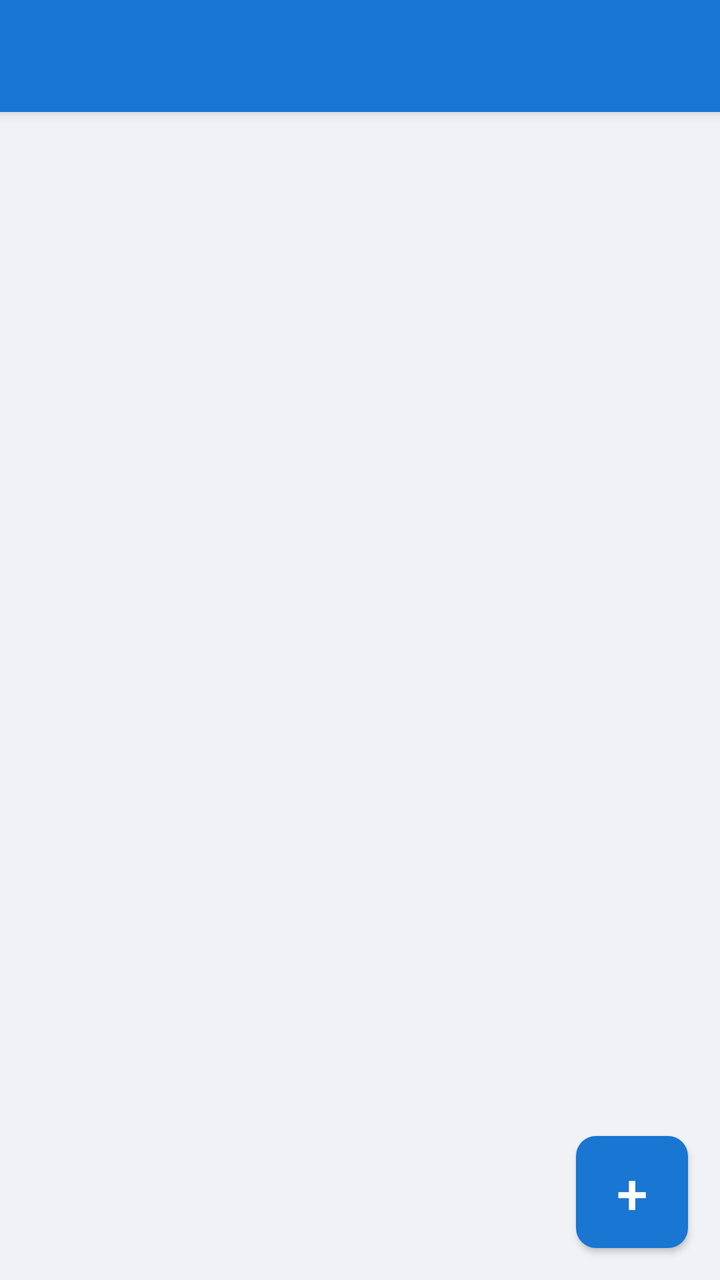
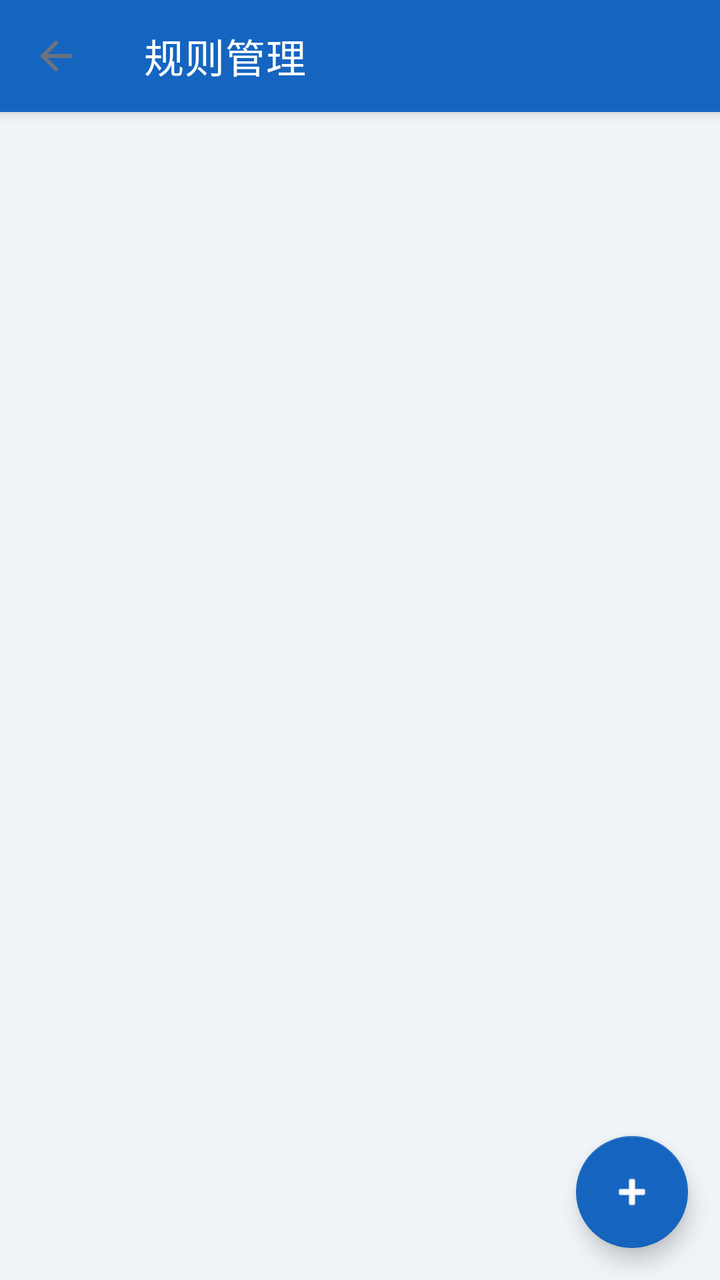

An Android layout rendered at two revisions. The XML below is the earlier revision; the diff shows what the commit changed to produce the second picture.
<!-- AndroidManifest.xml: application theme Theme.SmsAutoReply -->
<!-- res/layout/activity_rule_list.xml -->
<?xml version="1.0" encoding="utf-8"?>
<RelativeLayout xmlns:android="http://schemas.android.com/apk/res/android"
    android:layout_width="match_parent"
    android:layout_height="match_parent"
    android:background="@color/page_bg">

    <androidx.appcompat.widget.Toolbar
        android:id="@+id/toolbar"
        android:layout_width="match_parent"
        android:layout_height="?attr/actionBarSize"
        android:background="@color/primary"
        android:layout_alignParentTop="true"
        android:elevation="4dp" />

    <LinearLayout
        android:id="@+id/empty_view"
        android:layout_width="match_parent"
        android:layout_height="match_parent"
        android:orientation="vertical"
        android:gravity="center"
        android:visibility="gone"
        android:padding="32dp"
        android:layout_below="@id/toolbar">

        <TextView
            android:text="暂无规则"
            android:textSize="20sp"
            android:textColor="@color/text_secondary"
            android:layout_width="wrap_content"
            android:layout_height="wrap_content"
            android:layout_marginBottom="8dp" />

        <TextView
            android:text="点击右下角 + 按钮添加新规则"
            android:textSize="14sp"
            android:textColor="@color/hint_color"
            android:layout_width="wrap_content"
            android:layout_height="wrap_content" />

    </LinearLayout>

    <androidx.recyclerview.widget.RecyclerView
        android:id="@+id/recycler_rules"
        android:layout_width="match_parent"
        android:layout_height="match_parent"
        android:layout_below="@id/toolbar"
        android:padding="12dp"
        android:clipToPadding="false" />

    <Button
        android:id="@+id/fab_add"
        android:layout_width="56dp"
        android:layout_height="56dp"
        android:text="+"
        android:textSize="28sp"
        android:textColor="#FFFFFF"
        android:gravity="center"
        android:background="@drawable/btn_primary_bg"
        android:layout_alignParentEnd="true"
        android:layout_alignParentBottom="true"
        android:layout_margin="16dp"
        android:elevation="6dp" />

</RelativeLayout>
<!-- resources referenced by this layout -->
<resources>
  <color name="hint_color">#BDBDBD</color>
  <color name="page_bg">#F0F2F5</color>
  <color name="primary">#1976D2</color>
  <color name="text_secondary">#757575</color>
  <!-- drawable btn_primary_bg (drawable) -->
  <?xml version="1.0" encoding="utf-8"?>
  <shape xmlns:android="http://schemas.android.com/apk/res/android"
      android:shape="rectangle">
      <solid android:color="#1976D2" />
      <corners android:radius="10dp" />
  </shape>
  <style name="Theme.SmsAutoReply" parent="Theme.AppCompat.Light.DarkActionBar">
          <item name="colorPrimary">#FF1976D2</item>
          <item name="colorPrimaryDark">#FF1565C0</item>
          <item name="colorAccent">#FF26A69A</item>
          <item name="android:statusBarColor">#FF1565C0</item>
      </style>
</resources>

<!-- the commit's change to res/layout/activity_rule_list.xml (unified diff, before → after) -->
@@ -1,5 +1,6 @@
 <?xml version="1.0" encoding="utf-8"?>
 <RelativeLayout xmlns:android="http://schemas.android.com/apk/res/android"
+    xmlns:app="http://schemas.android.com/apk/res-auto"
     android:layout_width="match_parent"
     android:layout_height="match_parent"
     android:background="@color/page_bg">
@@ -10,7 +11,10 @@
         android:layout_height="?attr/actionBarSize"
         android:background="@color/primary"
         android:layout_alignParentTop="true"
-        android:elevation="4dp" />
+        android:elevation="4dp"
+        app:title="规则管理"
+        app:titleTextColor="@color/on_primary"
+        app:navigationIcon="?attr/homeAsUpIndicator" />
 
     <LinearLayout
         android:id="@+id/empty_view"
@@ -23,17 +27,25 @@
         android:layout_below="@id/toolbar">
 
         <TextView
+            android:text="📋"
+            android:textSize="64sp"
+            android:layout_width="wrap_content"
+            android:layout_height="wrap_content"
+            android:layout_marginBottom="16dp" />
+
+        <TextView
             android:text="暂无规则"
             android:textSize="20sp"
-            android:textColor="@color/text_secondary"
+            android:textColor="@color/text_primary"
+            android:textStyle="bold"
             android:layout_width="wrap_content"
             android:layout_height="wrap_content"
-            android:layout_marginBottom="8dp" />
+            android:layout_marginBottom="6dp" />
 
         <TextView
             android:text="点击右下角 + 按钮添加新规则"
             android:textSize="14sp"
-            android:textColor="@color/hint_color"
+            android:textColor="@color/text_secondary"
             android:layout_width="wrap_content"
             android:layout_height="wrap_content" />
 
@@ -47,18 +59,17 @@
         android:padding="12dp"
         android:clipToPadding="false" />
 
-    <Button
+    <com.google.android.material.floatingactionbutton.FloatingActionButton
         android:id="@+id/fab_add"
-        android:layout_width="56dp"
-        android:layout_height="56dp"
-        android:text="+"
-        android:textSize="28sp"
-        android:textColor="#FFFFFF"
-        android:gravity="center"
-        android:background="@drawable/btn_primary_bg"
+        android:layout_width="wrap_content"
+        android:layout_height="wrap_content"
         android:layout_alignParentEnd="true"
         android:layout_alignParentBottom="true"
         android:layout_margin="16dp"
-        android:elevation="6dp" />
+        android:contentDescription="添加规则"
+        android:src="@android:drawable/ic_input_add"
+        app:backgroundTint="@color/primary"
+        app:tint="@color/on_primary"
+        app:fabSize="normal" />
 
 </RelativeLayout>
<!-- resource entries referenced after the edit -->
@@ -1,21 +1,42 @@
 <!-- resources referenced by this layout -->
 <resources>
-  <color name="hint_color">#BDBDBD</color>
-  <color name="page_bg">#F0F2F5</color>
-  <color name="primary">#1976D2</color>
-  <color name="text_secondary">#757575</color>
-  <!-- drawable btn_primary_bg (drawable) -->
-  <?xml version="1.0" encoding="utf-8"?>
-  <shape xmlns:android="http://schemas.android.com/apk/res/android"
-      android:shape="rectangle">
-      <solid android:color="#1976D2" />
-      <corners android:radius="10dp" />
-  </shape>
-  <style name="Theme.SmsAutoReply" parent="Theme.AppCompat.Light.DarkActionBar">
-          <item name="colorPrimary">#FF1976D2</item>
-          <item name="colorPrimaryDark">#FF1565C0</item>
-          <item name="colorAccent">#FF26A69A</item>
-          <item name="android:statusBarColor">#FF1565C0</item>
+  <color name="on_primary">#FFFFFF</color>
+  <color name="page_bg">#F0F4F8</color>
+  <color name="primary">#1565C0</color>
+  <color name="text_primary">#1A1A2E</color>
+  <color name="text_secondary">#6B7280</color>
+  <style name="Theme.SmsAutoReply" parent="Theme.MaterialComponents.Light.NoActionBar">
+          
+          <item name="colorPrimary">@color/primary</item>
+          <item name="colorPrimaryDark">@color/primary_dark</item>
+          <item name="colorOnPrimary">@color/on_primary</item>
+  
+          
+          <item name="colorSecondary">@color/secondary</item>
+          <item name="colorOnSecondary">@color/on_secondary</item>
+  
+          
+          <item name="colorSurface">@color/surface</item>
+          <item name="android:colorBackground">@color/page_bg</item>
+  
+          
+          <item name="android:statusBarColor">@color/primary_dark</item>
+  
+          
+          <item name="toolbarStyle">@style/Widget.MaterialComponents.Toolbar.Primary</item>
+  
+          
+          <item name="shapeAppearanceSmallComponent">@style/ShapeAppearance.MaterialComponents.SmallComponent</item>
+          <item name="shapeAppearanceMediumComponent">@style/ShapeAppearance.MaterialComponents.MediumComponent</item>
+  
+          
+          <item name="colorAccent">@color/accent</item>
+          <item name="colorControlNormal">@color/text_secondary</item>
       </style>
+  <color name="primary_dark">#0D47A1</color>
+  <color name="secondary">#00897B</color>
+  <color name="on_secondary">#FFFFFF</color>
+  <color name="surface">#FFFFFF</color>
+  <color name="accent">#26A69A</color>
 </resources>
 
